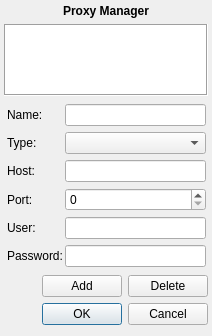
Old version of the form src/plugins/connectionmanager/editproxydialog2.ui in the repository xnamed/vacuum-im.
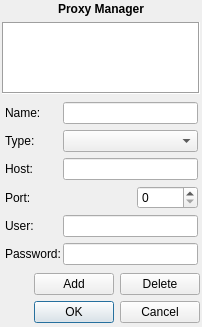
New version of the form.

What changed in the file:
```diff
--- a/src/plugins/connectionmanager/editproxydialog2.ui
+++ b/src/plugins/connectionmanager/editproxydialog2.ui
@@ -6,8 +6,8 @@
    <rect>
     <x>0</x>
     <y>0</y>
-    <width>212</width>
-    <height>334</height>
+    <width>202</width>
+    <height>319</height>
    </rect>
   </property>
   <property name="sizePolicy">
@@ -21,12 +21,15 @@
   </property>
   <layout class="QVBoxLayout" name="verticalLayout">
    <property name="leftMargin">
-    <number>4</number>
+    <number>2</number>
    </property>
    <property name="topMargin">
-    <number>4</number>
+    <number>2</number>
    </property>
    <property name="rightMargin">
+    <number>2</number>
+   </property>
+   <property name="bottomMargin">
     <number>4</number>
    </property>
    <item>
@@ -155,22 +158,6 @@
         </property>
        </widget>
       </item>
-      <item row="3" column="1">
-       <widget class="QSpinBox" name="spbPort">
-        <property name="sizePolicy">
-         <sizepolicy hsizetype="Expanding" vsizetype="Fixed">
-          <horstretch>0</horstretch>
-          <verstretch>0</verstretch>
-         </sizepolicy>
-        </property>
-        <property name="maximum">
-         <number>65535</number>
-        </property>
-        <property name="value">
-         <number>0</number>
-        </property>
-       </widget>
-      </item>
       <item row="4" column="0">
        <widget class="QLabel" name="lblUser">
         <property name="text">
@@ -207,6 +194,39 @@
         </property>
        </widget>
       </item>
+      <item row="3" column="1">
+       <layout class="QHBoxLayout" name="horizontalLayout_2">
+        <item>
+         <spacer name="horizontalSpacer_2">
+          <property name="orientation">
+           <enum>Qt::Horizontal</enum>
+          </property>
+          <property name="sizeHint" stdset="0">
+           <size>
+            <width>40</width>
+            <height>20</height>
+           </size>
+          </property>
+         </spacer>
+        </item>
+        <item>
+         <widget class="QSpinBox" name="spbPort">
+          <property name="sizePolicy">
+           <sizepolicy hsizetype="Preferred" vsizetype="Fixed">
+            <horstretch>0</horstretch>
+            <verstretch>0</verstretch>
+           </sizepolicy>
+          </property>
+          <property name="maximum">
+           <number>65535</number>
+          </property>
+          <property name="value">
+           <number>0</number>
+          </property>
+         </widget>
+        </item>
+       </layout>
+      </item>
      </layout>
     </widget>
    </item>
```
Left out of the diff: 1 changed line with no effect on the pictures.
